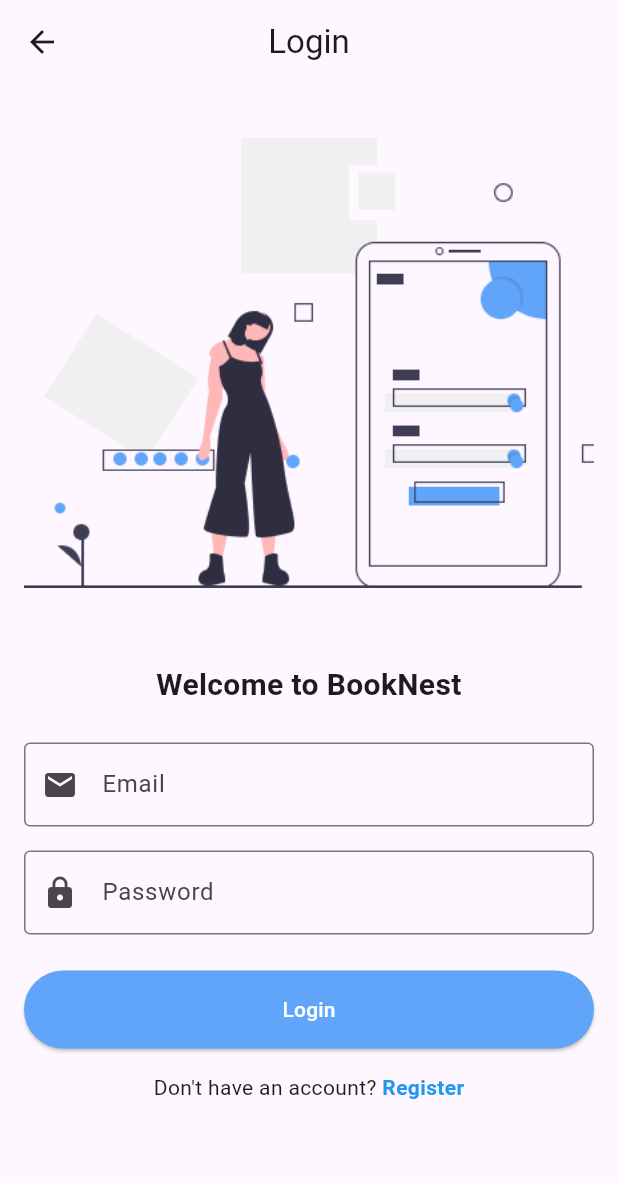
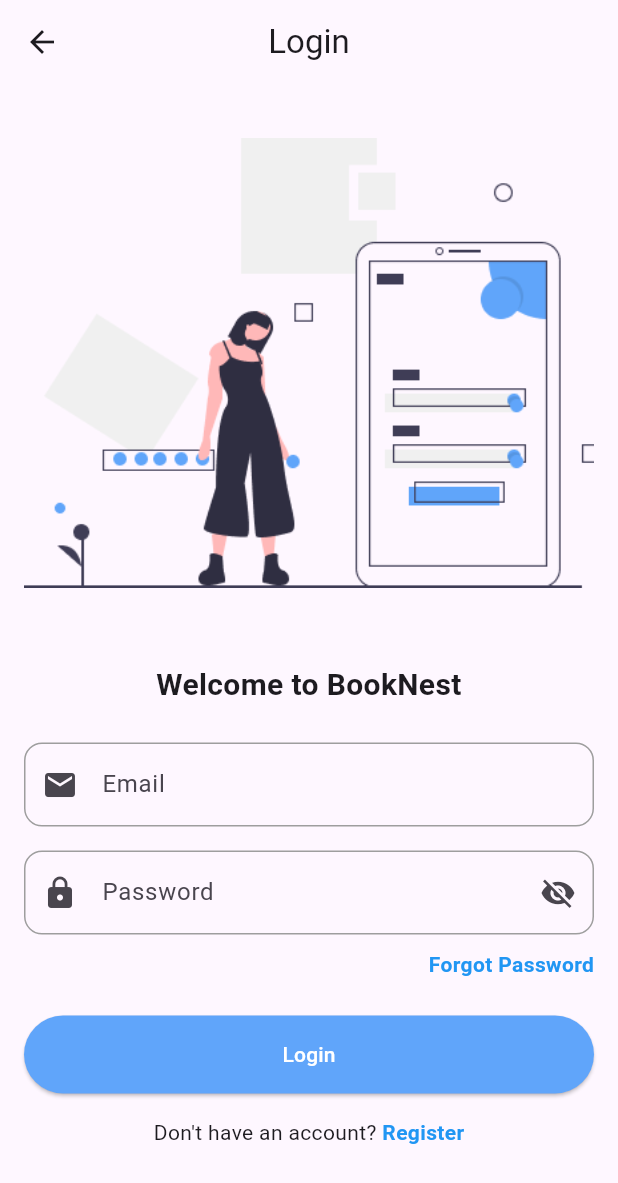
Before and after one commit to hanphong2977/booknest_app, a Flutter app: the LoginPage screen opened directly, on a phone screen of 412 x 824 dp. Shown: the top 1183 px of the screen. Run offline on Flutter 3.47's test engine with Material 3 defaults, Android fonts, the light colour scheme and no system bars.

Commit message:
commit forgot password page 7/12/2024 9:03pm

```diff
--- a/lib/login_page.dart
+++ b/lib/login_page.dart
@@ -1,3 +1,5 @@
+import 'package:booknest_app/forgot_password_page.dart';
+import 'package:booknest_app/register_page.dart';
 import 'package:flutter/material.dart';
 
 class LoginPage extends StatefulWidget {
@@ -8,7 +10,7 @@
 class _LoginPageState extends State<LoginPage> {
   final TextEditingController _emailController = TextEditingController();
   final TextEditingController _passwordController = TextEditingController();
-
+  bool _isPasswordVisible = false; // Biến trạng thái
   @override
   Widget build(BuildContext context) {
     return Scaffold(
@@ -22,7 +24,7 @@
           child: Column(
             crossAxisAlignment: CrossAxisAlignment.stretch,
             children: [
-              SizedBox(height: 20,),
+              SizedBox(height: 20),
               // Hình ảnh phía trên cùng
               Image.asset(
                 'assets/images/login_page_img.png',
@@ -45,7 +47,19 @@
                 controller: _emailController,
                 decoration: InputDecoration(
                   labelText: 'Email',
-                  border: OutlineInputBorder(),
+                  border: OutlineInputBorder(
+                    borderRadius: BorderRadius.circular(12.0), // Bo góc
+                  ),
+                  enabledBorder: OutlineInputBorder(
+                    borderRadius: BorderRadius.circular(12.0),
+                    // Bo góc khi không được chọn
+                    borderSide: BorderSide(color: Colors.grey),
+                  ),
+                  focusedBorder: OutlineInputBorder(
+                    borderRadius: BorderRadius.circular(12.0),
+                    // Bo góc khi được chọn
+                    borderSide: BorderSide(color: Color(0xFF60A5FA)),
+                  ),
                   prefixIcon: Icon(Icons.email),
                 ),
                 keyboardType: TextInputType.emailAddress,
@@ -56,10 +70,56 @@
                 controller: _passwordController,
                 decoration: InputDecoration(
                   labelText: 'Password',
-                  border: OutlineInputBorder(),
+                  border: OutlineInputBorder(
+                    borderRadius: BorderRadius.circular(12.0), // Bo góc
+                  ),
+                  enabledBorder: OutlineInputBorder(
+                    borderRadius: BorderRadius.circular(12.0),
+                    borderSide: BorderSide(color: Colors.grey),
+                  ),
+                  focusedBorder: OutlineInputBorder(
+                    borderRadius: BorderRadius.circular(12.0),
+                    borderSide: BorderSide(color: Color(0xFF60A5FA)),
+                  ),
                   prefixIcon: Icon(Icons.lock),
+                  suffixIcon: IconButton(
+                    icon: Icon(
+                      _isPasswordVisible
+                          ? Icons.visibility
+                          : Icons.visibility_off,
+                    ),
+                    onPressed: () {
+                      setState(() {
+                        _isPasswordVisible =
+                            !_isPasswordVisible; // Thay đổi trạng thái
+                      });
+                    },
+                  ),
                 ),
-                obscureText: true,
+                obscureText:
+                    !_isPasswordVisible, // Hiện/ẩn mật khẩu dựa vào trạng thái
+              ),
+              SizedBox(
+                height: 10,
+              ),
+              Align(
+                alignment: Alignment.centerRight, // Căn về bên phải
+                child: GestureDetector(
+                  onTap: () {
+                    Navigator.push(
+                      context,
+                      MaterialPageRoute(
+                          builder: (context) => ForgotPasswordPage()),
+                    );
+                  },
+                  child: Text(
+                    'Forgot Password',
+                    style: TextStyle(
+                      color: Colors.blue,
+                      fontWeight: FontWeight.bold,
+                    ),
+                  ),
+                ),
               ),
               SizedBox(height: 24),
               // Nút đăng nhập
@@ -105,18 +165,3 @@
     );
   }
 }
-
-class RegisterPage extends StatelessWidget {
-  @override
-  Widget build(BuildContext context) {
-    return Scaffold(
-      appBar: AppBar(
-        title: Text('Register'),
-        centerTitle: true,
-      ),
-      body: Center(
-        child: Text('This is the Register Page'),
-      ),
-    );
-  }
-}
--- a/pubspec.yaml
+++ b/pubspec.yaml
@@ -59,3 +59,4 @@
     - assets/images/start_page_img_3.png
     - assets/images/login_page_img.png
     - assets/images/forgot_password_page_img.png
+    - assets/images/register_page_img.png
```
Also changed, not shown: lib/forgot_password_page.dart (added, +108 -0 lines), lib/register_page.dart (added, +192 -0 lines), assets/images/register_page_img.png (added).
